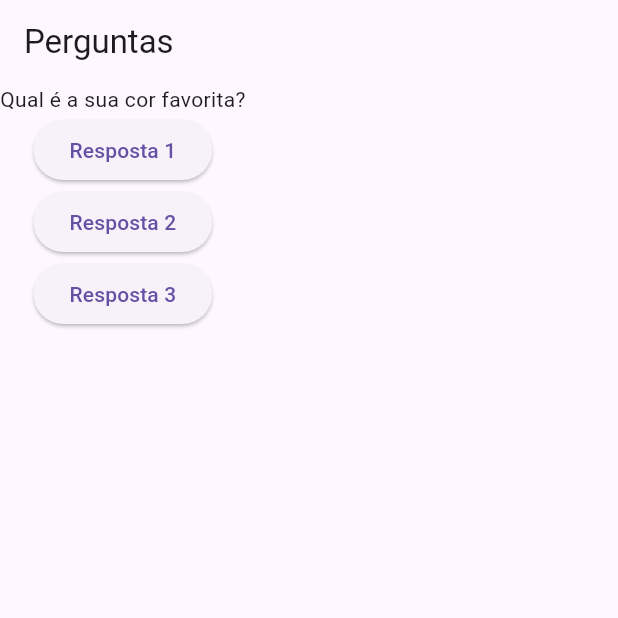
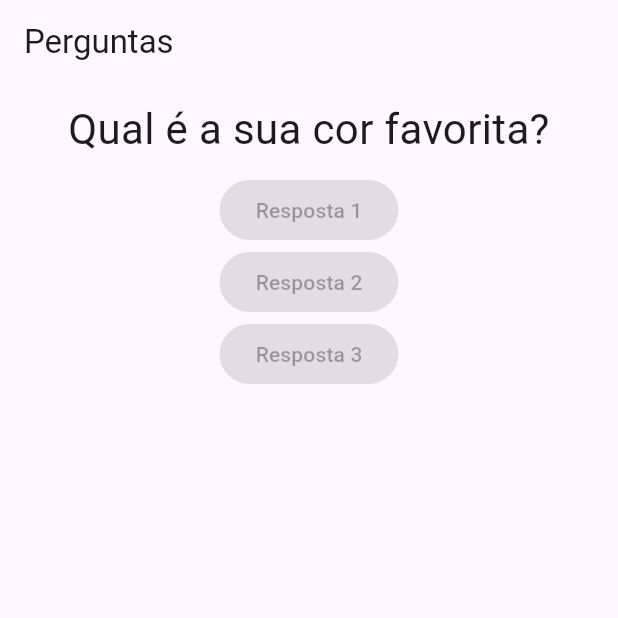
Before and after one commit to DiegoSDev33/Flutter_udemy, a Flutter app: the screen it shows after launch, on a phone screen of 412 x 824 dp, the top half of it. Run offline on Flutter 3.47's test engine with Material 3 defaults, Android fonts, the light colour scheme and no system bars.

Commit message:
criado resposta e passado os parametros do botao

```diff
--- a/lib/main.dart
+++ b/lib/main.dart
@@ -1,5 +1,8 @@
 import 'package:flutter/material.dart';
 import './questao.dart';
+import './resposta.dart';
+
+
 main() => runApp(PerguntaApp());
 
 class _PerguntaAppState extends State<PerguntaApp> {
@@ -12,11 +15,10 @@ class _PerguntaAppState extends State<PerguntaApp> {
     print(_perguntaSelecionada);
   }
 
-
-final List<String> perguntas = [
-  'Qual é a sua cor favorita?',
-  'Qual é o seu animal favorito?',
-];
+  final List<String> perguntas = [
+    'Qual é a sua cor favorita?',
+    'Qual é o seu animal favorito?',
+  ];
 
   @override
   Widget build(BuildContext context) {
@@ -28,18 +30,9 @@ final List<String> perguntas = [
         body: Column(
           children: <Widget>[
             Questao(perguntas[_perguntaSelecionada]),
-            ElevatedButton(
-              onPressed: _responder,
-              child: Text('Resposta 1'),
-            ),
-            ElevatedButton(
-              onPressed: _responder,
-              child: Text('Resposta 2'),
-            ),
-            ElevatedButton(
-              onPressed: _responder,
-              child: Text('Resposta 3'),
-            ),
+          Resposta('Resposta 1'),
+          Resposta('Resposta 2'),
+          Resposta('Resposta 3'),
           ],
         ),
       ),
--- a/lib/questao.dart
+++ b/lib/questao.dart
@@ -7,6 +7,14 @@ class Questao extends StatelessWidget {
 
   @override
   Widget build(BuildContext context) {
-    return Text(texto);
+   return Container(
+    width: double.infinity,
+    margin: EdgeInsets.all(10),
+     child: Text(
+        texto,
+        style: TextStyle(fontSize:28),
+        textAlign: TextAlign.center,
+      ),
+   );
   }
 }
--- /dev/null
+++ b/lib/resposta.dart
@@ -0,0 +1,14 @@
+import 'package:flutter/material.dart';
+
+class Resposta extends StatelessWidget {
+  final String texto;
+
+  Resposta(this.texto);
+  @override
+  Widget build(BuildContext context) {
+    return ElevatedButton(
+      onPressed: null,
+      child: Text(texto),
+    );
+  }
+}
```
